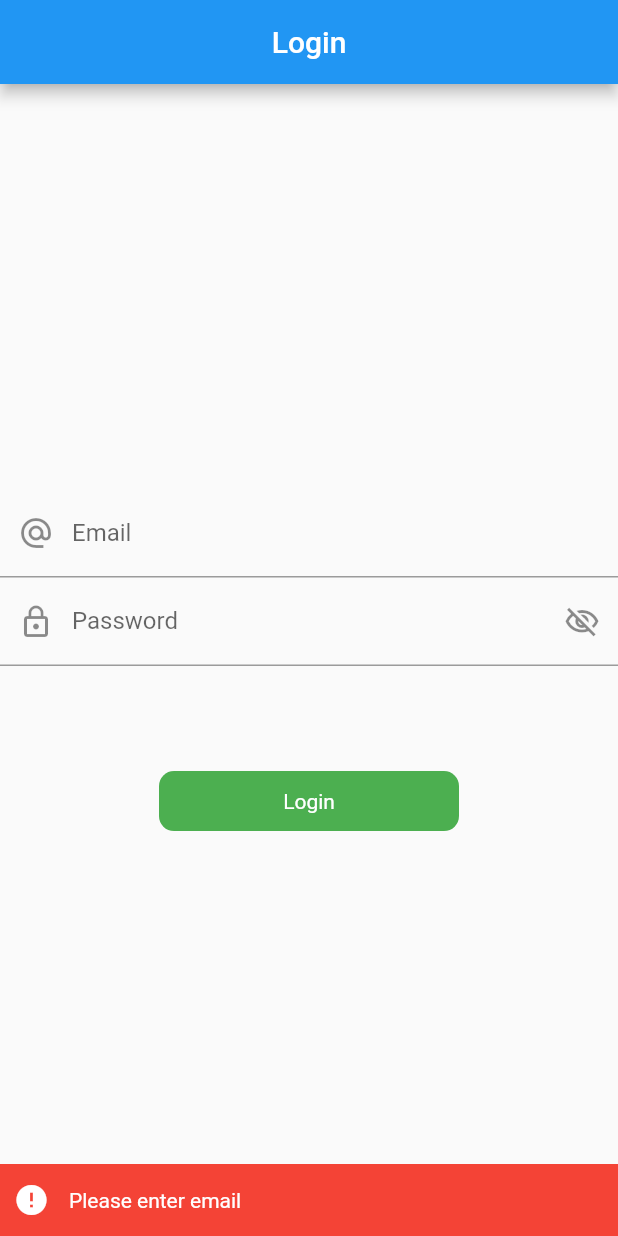
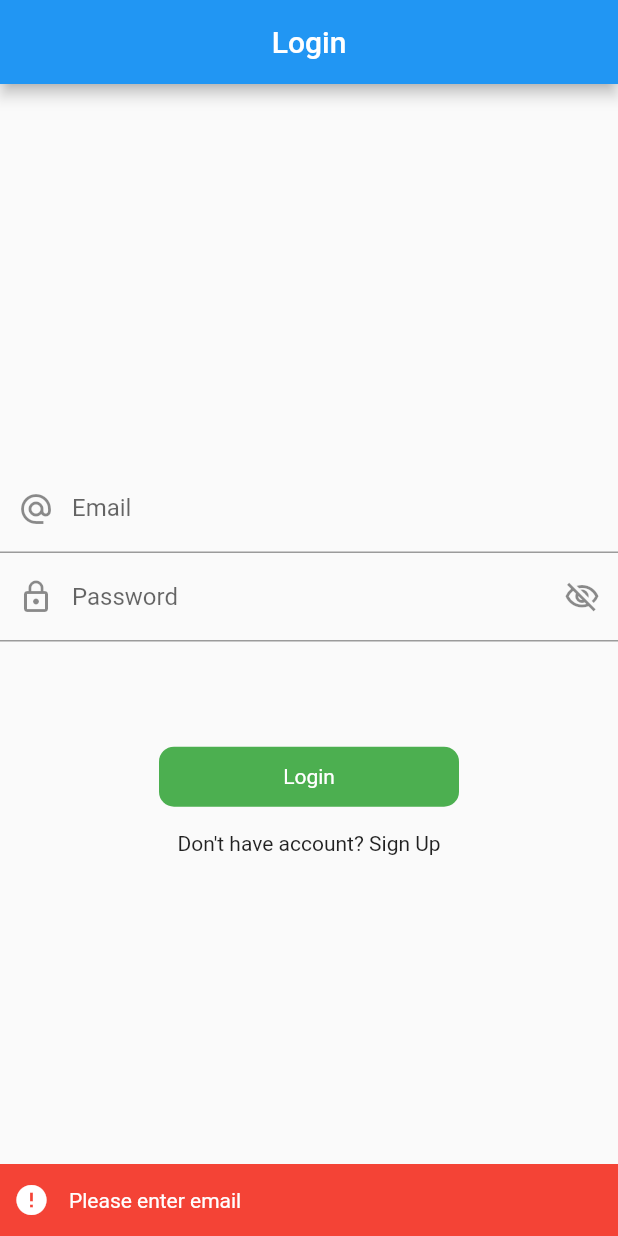
Before and after one commit to ShahedMohammadHridoy/flutter-mvvm, a Flutter app: the screen it shows after launch, after a tap on "Login", on a phone screen of 412 x 824 dp. Run offline on Flutter 3.47's test engine with Material 2 defaults, Android fonts, the phone set to English and light mode, and no system bars; drawn by our look-alikes of another_flushbar; our stand-ins replace fluttertoast.

Commit message:
sign up routes

```diff
--- a/lib/utils/routes/routes.dart
+++ b/lib/utils/routes/routes.dart
@@ -2,6 +2,7 @@ import 'package:flutter/material.dart';
 import 'package:mvvm/utils/routes/routes_name.dart';
 import 'package:mvvm/view/home_screen.dart';
 import 'package:mvvm/view/login_view.dart';
+import 'package:mvvm/view/signup_view.dart';
 
 class Routes {
   static Route<dynamic> generateRoute(RouteSettings settings) {
@@ -9,6 +10,9 @@ class Routes {
       case RoutesName.home:
         return MaterialPageRoute(
             builder: (BuildContext context) => const HomeScreen());
+      case RoutesName.register:
+        return MaterialPageRoute(
+            builder: (BuildContext context) => const SignupView());
       case RoutesName.login:
         return MaterialPageRoute(
             builder: (BuildContext context) => const LoginView());
--- a/lib/utils/routes/routes_name.dart
+++ b/lib/utils/routes/routes_name.dart
@@ -1,7 +1,6 @@
-
-
 class RoutesName {
   //accounts routes name
+  static const String register = 'register_screen';
   static const String login = 'login_screen';
 
   //home screen routes name
--- a/lib/view/login_view.dart
+++ b/lib/view/login_view.dart
@@ -1,5 +1,6 @@
 import 'package:flutter/material.dart';
 import 'package:mvvm/res/components/round_button.dart';
+import 'package:mvvm/utils/routes/routes_name.dart';
 import 'package:mvvm/utils/utils.dart';
 import 'package:mvvm/view_model/auth_view_model.dart';
 import 'package:provider/provider.dart';
@@ -102,10 +103,17 @@ class _LoginViewState extends State<LoginView> {
                     'password': _passwordController.text.toString(),
                   };
                   authViewMode.loginApi(data, context);
-                  print('Api hit');
                 }
               },
             ),
+            SizedBox(
+              height: height * .02,
+            ),
+            InkWell(
+                onTap: () {
+                  Navigator.pushNamed(context, RoutesName.register);
+                },
+                child: const Text("Don't have account? Sign Up")),
           ],
         )));
   }
```
Also changed, not shown: lib/view/signup_view.dart (added, +19 -0 lines).
